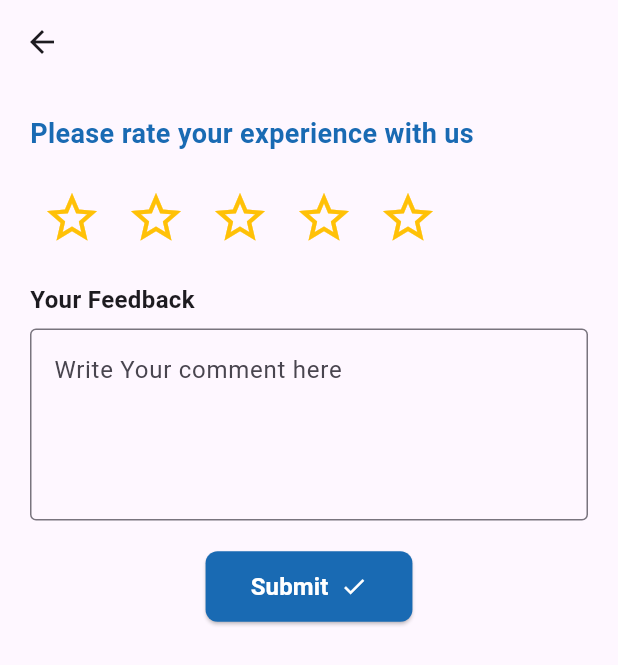
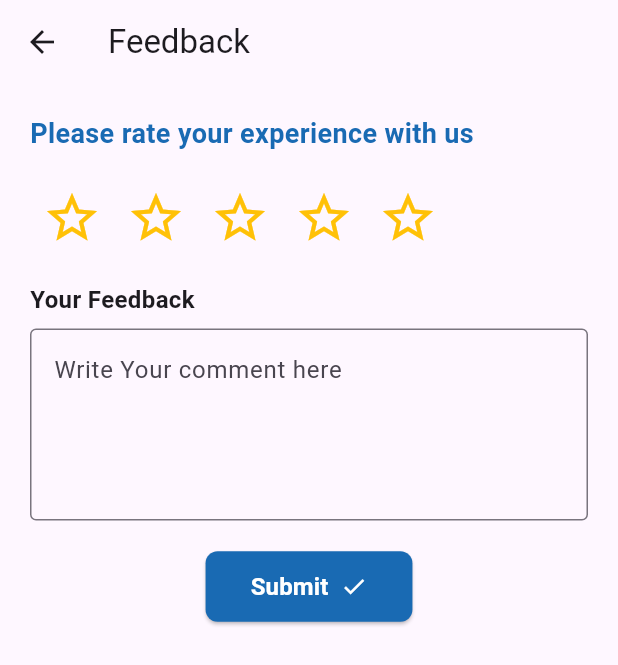
Before and after one commit to MinaSamy22/grad-proj, a Flutter app: the FeedbackScreen screen opened directly, on a phone screen of 412 x 824 dp. Shown: the top 665 px of the screen. Run offline on Flutter 3.47's test engine with Material 3 defaults, Android fonts, the phone set to English and light mode, and no system bars; our stand-ins replace file_picker.

Commit message:
Update feedback_screen.dart

```diff
--- a/flutter all screens + yml +ai connection/lib/screens/Features/feedback_screen.dart
+++ b/flutter all screens + yml +ai connection/lib/screens/Features/feedback_screen.dart
@@ -1,4 +1,5 @@
 import 'package:flutter/material.dart';
+import 'main_screen.dart'; // Import your main screen file
 
 class FeedbackScreen extends StatefulWidget {
   static const String routeName = "/FeedbackScreen";
@@ -13,7 +14,18 @@ class _FeedbackScreenState extends State<FeedbackScreen> {
   @override
   Widget build(BuildContext context) {
     return Scaffold(
-      appBar: AppBar(),
+      appBar: AppBar(
+        title: Text('Feedback'),
+        leading: IconButton(
+          icon: Icon(Icons.arrow_back),
+          onPressed: () {
+            Navigator.pushReplacement(
+              context,
+              MaterialPageRoute(builder: (context) => MainScreen()), // Navigate to MainScreen
+            );
+          },
+        ),
+      ),
       body: Padding(
         padding: EdgeInsets.all(20.0),
         child: Column(
```
